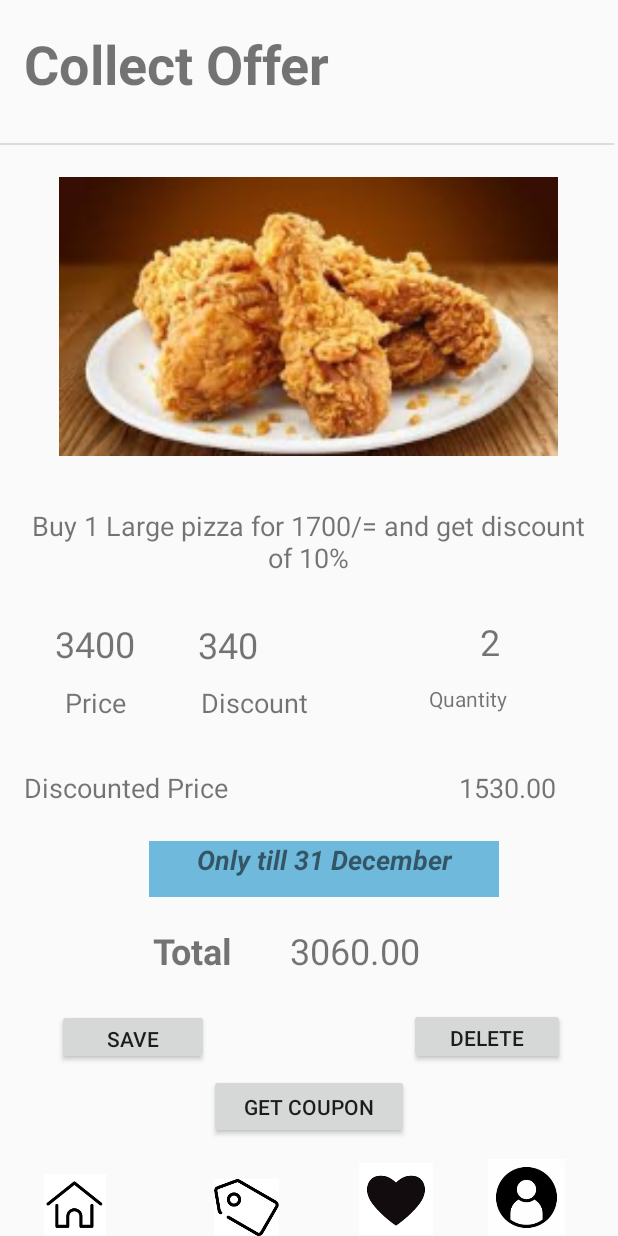
After one commit to anuradi/DealHub, an Android app: the layout activity_collect__offer.xml on its own in the app's theme, with its tools: preview values and no code run, on a phone screen of 412 x 824 dp. The commit adds this screen. Run offline under Robolectric (Android 15) with nearby library versions, the phone set to English and light mode, and no system bars.

Commit message:
activity_cart.xml activity_collect__offer.xml activity_get__coupon.xml
add strings

add png file vectors files

```diff
--- /dev/null
+++ b/app/src/main/res/layout/activity_collect__offer.xml
@@ -0,0 +1,297 @@
+<?xml version="1.0" encoding="utf-8"?>
+<androidx.constraintlayout.widget.ConstraintLayout xmlns:android="http://schemas.android.com/apk/res/android"
+    xmlns:app="http://schemas.android.com/apk/res-auto"
+    xmlns:tools="http://schemas.android.com/tools"
+    android:layout_width="match_parent"
+    android:layout_height="match_parent"
+    android:textAlignment="center"
+    tools:context=".activity.Collect_Offer">
+
+    <ImageView
+        android:id="@+id/imageView"
+        android:layout_width="378dp"
+        android:layout_height="186dp"
+        app:layout_constraintBottom_toBottomOf="parent"
+        app:layout_constraintEnd_toEndOf="parent"
+        app:layout_constraintHorizontal_bias="0.484"
+        app:layout_constraintStart_toStartOf="parent"
+        app:layout_constraintTop_toTopOf="parent"
+        app:layout_constraintVertical_bias="0.185"
+        app:srcCompat="@drawable/kfc" />
+
+    <TextView
+        android:id="@+id/textView7"
+        android:layout_width="wrap_content"
+        android:layout_height="wrap_content"
+        android:text="@string/COff"
+        android:textSize="36sp"
+        android:textStyle="bold"
+        app:layout_constraintBottom_toBottomOf="parent"
+        app:layout_constraintEnd_toEndOf="parent"
+        app:layout_constraintHorizontal_bias="0.078"
+        app:layout_constraintStart_toStartOf="parent"
+        app:layout_constraintTop_toTopOf="parent"
+        app:layout_constraintVertical_bias="0.023" />
+
+    <TextView
+        android:id="@+id/textView8"
+        android:layout_width="370dp"
+        android:layout_height="49dp"
+        android:text="@string/Des1"
+        android:textAlignment="center"
+        android:textSize="18sp"
+        app:layout_constraintBottom_toBottomOf="parent"
+        app:layout_constraintEnd_toEndOf="parent"
+        app:layout_constraintHorizontal_bias="0.487"
+        app:layout_constraintStart_toStartOf="parent"
+        app:layout_constraintTop_toTopOf="parent"
+        app:layout_constraintVertical_bias="0.436" />
+
+    <TextView
+        android:id="@+id/textView9"
+        android:layout_width="95dp"
+        android:layout_height="39dp"
+        android:text="@string/Pric1"
+        android:textAlignment="center"
+        android:textSize="24sp"
+        app:layout_constraintBottom_toBottomOf="parent"
+        app:layout_constraintEnd_toEndOf="parent"
+        app:layout_constraintHorizontal_bias="0.05"
+        app:layout_constraintStart_toStartOf="parent"
+        app:layout_constraintTop_toTopOf="parent"
+        app:layout_constraintVertical_bias="0.526" />
+
+    <TextView
+        android:id="@+id/textView10"
+        android:layout_width="117dp"
+        android:layout_height="38dp"
+        android:text="@string/Dis"
+        android:textSize="24sp"
+        app:layout_constraintBottom_toBottomOf="parent"
+        app:layout_constraintEnd_toEndOf="parent"
+        app:layout_constraintHorizontal_bias="0.448"
+        app:layout_constraintStart_toStartOf="parent"
+        app:layout_constraintTop_toTopOf="parent"
+        app:layout_constraintVertical_bias="0.526" />
+
+    <TextView
+        android:id="@+id/textView11"
+        android:layout_width="95dp"
+        android:layout_height="33dp"
+        android:text="@string/prs1"
+        android:textAlignment="center"
+        android:textSize="18sp"
+        app:layout_constraintBottom_toBottomOf="parent"
+        app:layout_constraintEnd_toEndOf="parent"
+        app:layout_constraintHorizontal_bias="0.05"
+        app:layout_constraintStart_toStartOf="parent"
+        app:layout_constraintTop_toTopOf="parent"
+        app:layout_constraintVertical_bias="0.577" />
+
+    <TextView
+        android:id="@+id/textView12"
+        android:layout_width="218dp"
+        android:layout_height="34dp"
+        android:text="@string/DcPrc"
+        android:textSize="18sp"
+        app:layout_constraintBottom_toBottomOf="parent"
+        app:layout_constraintEnd_toEndOf="parent"
+        app:layout_constraintHorizontal_bias="0.082"
+        app:layout_constraintStart_toStartOf="parent"
+        app:layout_constraintTop_toTopOf="parent"
+        app:layout_constraintVertical_bias="0.649" />
+
+    <TextView
+        android:id="@+id/textView13"
+        android:layout_width="115dp"
+        android:layout_height="30dp"
+        android:text="@string/Dc"
+        android:textSize="18sp"
+        app:layout_constraintBottom_toBottomOf="parent"
+        app:layout_constraintEnd_toEndOf="parent"
+        app:layout_constraintHorizontal_bias="0.452"
+        app:layout_constraintStart_toStartOf="parent"
+        app:layout_constraintTop_toTopOf="parent"
+        app:layout_constraintVertical_bias="0.574" />
+
+    <TextView
+        android:id="@+id/textView14"
+        android:layout_width="105dp"
+        android:layout_height="35dp"
+        android:text="@string/DcPricM"
+        android:textAlignment="center"
+        android:textSize="18sp"
+        app:layout_constraintBottom_toBottomOf="parent"
+        app:layout_constraintEnd_toEndOf="parent"
+        app:layout_constraintHorizontal_bias="0.931"
+        app:layout_constraintStart_toStartOf="parent"
+        app:layout_constraintTop_toTopOf="parent"
+        app:layout_constraintVertical_bias="0.65" />
+
+    <TextView
+        android:id="@+id/textView15"
+        android:layout_width="233dp"
+        android:layout_height="37dp"
+        android:background="#6FBADC"
+        android:text="@string/ExpDt"
+        android:textAlignment="center"
+        android:textSize="18sp"
+        android:textStyle="bold|italic"
+        app:layout_constraintBottom_toBottomOf="parent"
+        app:layout_constraintEnd_toEndOf="parent"
+        app:layout_constraintHorizontal_bias="0.556"
+        app:layout_constraintStart_toStartOf="parent"
+        app:layout_constraintTop_toTopOf="parent"
+        app:layout_constraintVertical_bias="0.713" />
+
+    <TextView
+        android:id="@+id/textView17"
+        android:layout_width="83dp"
+        android:layout_height="40dp"
+        android:text="@string/Qty"
+        android:textAlignment="center"
+        android:textSize="24sp"
+        app:layout_constraintBottom_toBottomOf="parent"
+        app:layout_constraintEnd_toEndOf="parent"
+        app:layout_constraintHorizontal_bias="0.868"
+        app:layout_constraintStart_toStartOf="parent"
+        app:layout_constraintTop_toTopOf="parent"
+        app:layout_constraintVertical_bias="0.525" />
+
+    <View
+        android:id="@+id/divider2"
+        android:layout_width="409dp"
+        android:layout_height="1dp"
+        android:background="?android:attr/listDivider"
+        app:layout_constraintBottom_toBottomOf="parent"
+        app:layout_constraintTop_toTopOf="parent"
+        app:layout_constraintVertical_bias="0.116"
+        tools:layout_editor_absoluteX="1dp"
+        tools:ignore="MissingConstraints" />
+
+    <Button
+        android:id="@+id/button8"
+        android:layout_width="101dp"
+        android:layout_height="37dp"
+        android:text="@string/sve"
+        app:layout_constraintBottom_toBottomOf="parent"
+        app:layout_constraintEnd_toEndOf="parent"
+        app:layout_constraintHorizontal_bias="0.122"
+        app:layout_constraintStart_toStartOf="parent"
+        app:layout_constraintTop_toTopOf="parent"
+        app:layout_constraintVertical_bias="0.855" />
+
+    <Button
+        android:id="@+id/button9"
+        android:layout_width="104dp"
+        android:layout_height="38dp"
+        android:text="@string/Dte"
+        app:layout_constraintBottom_toBottomOf="parent"
+        app:layout_constraintEnd_toEndOf="parent"
+        app:layout_constraintHorizontal_bias="0.885"
+        app:layout_constraintStart_toStartOf="parent"
+        app:layout_constraintTop_toTopOf="parent"
+        app:layout_constraintVertical_bias="0.855" />
+
+    <Button
+        android:id="@+id/button10"
+        android:layout_width="133dp"
+        android:layout_height="43dp"
+        android:text="@string/gtcup2"
+        app:layout_constraintBottom_toBottomOf="parent"
+        app:layout_constraintEnd_toEndOf="parent"
+        app:layout_constraintStart_toStartOf="parent"
+        app:layout_constraintTop_toTopOf="parent"
+        app:layout_constraintVertical_bias="0.917" />
+
+    <ImageView
+        android:id="@+id/imageView3"
+        android:layout_width="98dp"
+        android:layout_height="41dp"
+        app:layout_constraintBottom_toBottomOf="parent"
+        app:layout_constraintEnd_toEndOf="parent"
+        app:layout_constraintHorizontal_bias="0.003"
+        app:layout_constraintStart_toStartOf="parent"
+        app:layout_constraintTop_toTopOf="parent"
+        app:layout_constraintVertical_bias="1.0"
+        app:srcCompat="@drawable/home" />
+
+    <ImageView
+        android:id="@+id/imageView11"
+        android:layout_width="82dp"
+        android:layout_height="38dp"
+        app:layout_constraintBottom_toBottomOf="parent"
+        app:layout_constraintEnd_toEndOf="parent"
+        app:layout_constraintHorizontal_bias="0.373"
+        app:layout_constraintStart_toStartOf="parent"
+        app:layout_constraintTop_toTopOf="parent"
+        app:layout_constraintVertical_bias="1.0"
+        app:srcCompat="@drawable/offers"
+        tools:ignore="VectorDrawableCompat" />
+
+    <ImageView
+        android:id="@+id/imageView13"
+        android:layout_width="49dp"
+        android:layout_height="49dp"
+        app:layout_constraintBottom_toBottomOf="parent"
+        app:layout_constraintEnd_toEndOf="parent"
+        app:layout_constraintHorizontal_bias="0.66"
+        app:layout_constraintStart_toStartOf="parent"
+        app:layout_constraintTop_toTopOf="parent"
+        app:layout_constraintVertical_bias="1.0"
+        app:srcCompat="@drawable/heart" />
+
+    <ImageView
+        android:id="@+id/imageView14"
+        android:layout_width="87dp"
+        android:layout_height="51dp"
+        app:layout_constraintBottom_toBottomOf="parent"
+        app:layout_constraintEnd_toEndOf="parent"
+        app:layout_constraintHorizontal_bias="0.947"
+        app:layout_constraintStart_toStartOf="parent"
+        app:layout_constraintTop_toTopOf="parent"
+        app:layout_constraintVertical_bias="1.0"
+        app:srcCompat="@drawable/profile"
+        tools:ignore="VectorDrawableCompat" />
+
+    <TextView
+        android:id="@+id/textView18"
+        android:layout_width="130dp"
+        android:layout_height="40dp"
+        android:text="@string/Lastprc"
+        android:textAlignment="center"
+        android:textSize="24sp"
+        android:textStyle="bold"
+        app:layout_constraintBottom_toBottomOf="parent"
+        app:layout_constraintEnd_toEndOf="parent"
+        app:layout_constraintHorizontal_bias="0.224"
+        app:layout_constraintStart_toStartOf="parent"
+        app:layout_constraintTop_toTopOf="parent"
+        app:layout_constraintVertical_bias="0.787" />
+
+    <TextView
+        android:id="@+id/textView19"
+        android:layout_width="114dp"
+        android:layout_height="40dp"
+        android:text="@string/ttl"
+        android:textSize="24sp"
+        app:layout_constraintBottom_toBottomOf="parent"
+        app:layout_constraintEnd_toEndOf="parent"
+        app:layout_constraintHorizontal_bias="0.649"
+        app:layout_constraintStart_toStartOf="parent"
+        app:layout_constraintTop_toTopOf="parent"
+        app:layout_constraintVertical_bias="0.787" />
+
+    <TextView
+        android:id="@+id/textView20"
+        android:layout_width="82dp"
+        android:layout_height="36dp"
+        android:text="@string/Qnt"
+        app:layout_constraintBottom_toBottomOf="parent"
+        app:layout_constraintEnd_toEndOf="parent"
+        app:layout_constraintHorizontal_bias="0.866"
+        app:layout_constraintStart_toStartOf="parent"
+        app:layout_constraintTop_toTopOf="parent"
+        app:layout_constraintVertical_bias="0.579" />
+
+</androidx.constraintlayout.widget.ConstraintLayout>
--- a/app/src/main/res/values/strings.xml
+++ b/app/src/main/res/values/strings.xml
@@ -26,4 +26,34 @@
     <string name="shop_owner_id_photo">Shop Owner ID photo</string>
     <string name="business_registration_photo">Business Registration photo</string>
     <string name="shop_logo">Shop Logo</string>
+    //hasitha
+    <string name="H1">Cart</string>
+    <string name="S1">KFC</string>
+    <string name="Btn1">Collect Offer</string>
+    <string name="EdBtn1">Edit</string>
+    <string name="S2">Pizza Hut</string>
+    <string name="Off2">COLLECT OFfER</string>
+    <string name="Ed2">Edit</string>
+    <string name="Del1">Delete</string>
+    <string name="Del2">Delete</string>
+    <string name="gtCp">Get Coupon</string>
+    <string name="em1">Enter Your e-mail</string>
+    <string name="mailSpc"></string>
+    <string name="coupBtn2">Get Coupon</string>
+    <string name="COff">Collect Offer</string>
+    <string name="Des1">Buy 1 Large pizza for 1700/= and get discount of 10%</string>
+    <string name="Pric1">3400</string>
+    <string name="Dis">340</string>
+    <string name="prs1">Price</string>
+    <string name="DcPrc">Discounted Price</string>
+    <string name="Dc">Discount</string>
+    <string name="DcPricM">1530.00</string>
+    <string name="ExpDt">Only till 31 December</string>
+    <string name="Qty">2</string>
+    <string name="sve">Save</string>
+    <string name="Dte">Delete</string>
+    <string name="gtcup2">Get Coupon</string>
+    <string name="Lastprc">Total</string>
+    <string name="ttl">3060.00</string>
+    <string name="Qnt">Quantity</string>
 </resources>
```
Also changed, not shown: app/src/main/java/com/dealhub/activity/Cart.java (added, +16 -0 lines), app/src/main/java/com/dealhub/activity/Collect_Offer.java (added, +16 -0 lines), app/src/main/java/com/dealhub/activity/Get_Coupon.java (added, +16 -0 lines), app/src/main/res/layout/activity_cart.xml (added, +246 -0 lines), app/src/main/res/layout/activity_get__coupon.xml (added, +73 -0 lines), app/src/main/res/drawable-xhdpi/heart.png (added), app/src/main/res/drawable-xhdpi/home.png (added), app/src/main/res/drawable-xhdpi/kfc.jpg (added), app/src/main/res/drawable-xhdpi/kfc_logo.png (added), app/src/main/res/drawable-xhdpi/logo.jpeg (added), app/src/main/res/drawable-xhdpi/offers.png (added), app/src/main/res/drawable-xhdpi/pizza.jpg (added), app/src/main/res/drawable-xhdpi/pizza_logo.png (added), app/src/main/res/drawable-xhdpi/profile.png (added).
